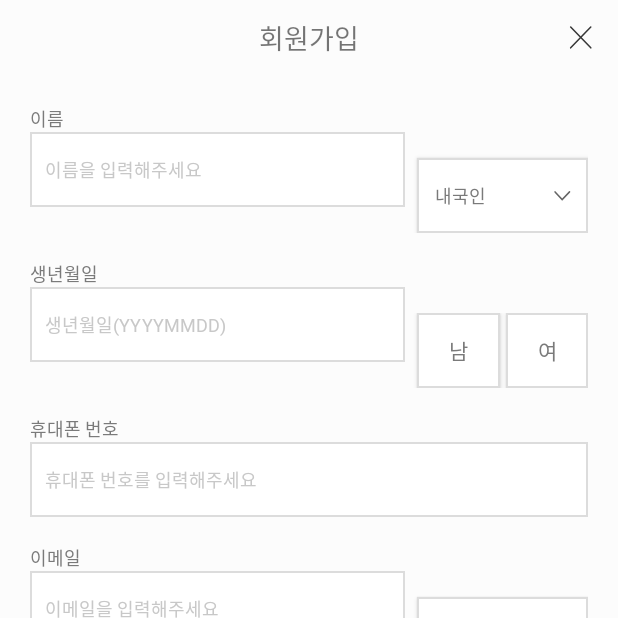
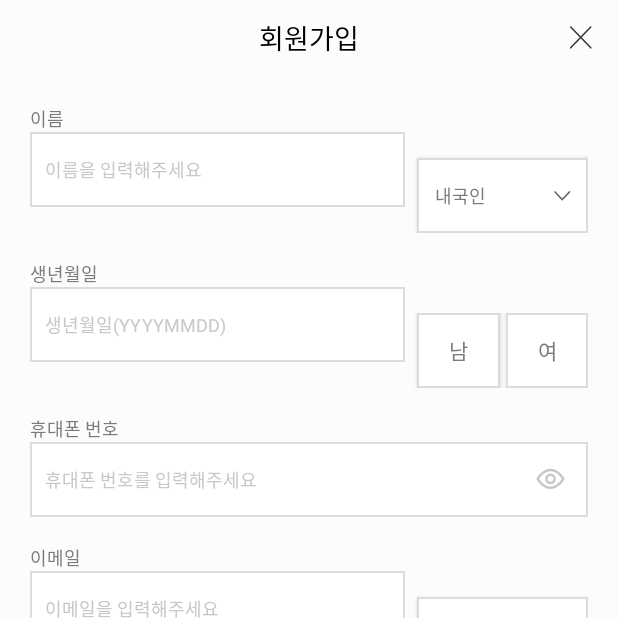
Before and after one commit to nueag/tia-assignment, an Android app: the screen it shows after launch (EditTextView), on a phone screen of 412 x 824 dp, the top half of it. Run offline under Robolectric (Android 15) with nearby library versions, the phone set to English and light mode, and no system bars.

Commit message:
11nd assignment

```diff
--- a/app/src/main/java/com/example/tiaapplication/EditTextView.java
+++ b/app/src/main/java/com/example/tiaapplication/EditTextView.java
@@ -1,8 +1,13 @@
 package com.example.tiaapplication;
 
 import android.content.Context;
+import android.content.Intent;
 import android.graphics.Rect;
 import android.os.Bundle;
+import android.text.Editable;
+import android.text.TextWatcher;
+import android.util.Log;
+import android.view.KeyEvent;
 import android.view.MotionEvent;
 import android.view.View;
 import android.view.inputmethod.InputMethodManager;
@@ -12,6 +17,7 @@ import android.widget.ImageButton;
 import androidx.annotation.Nullable;
 import androidx.appcompat.app.AppCompatActivity;
 
+
 public class EditTextView extends AppCompatActivity {
     @Override
     protected void onCreate(@Nullable Bundle savedInstanceState) {
@@ -20,6 +26,23 @@ public class EditTextView extends AppCompatActivity {
 
         ImageButton close_btn = (ImageButton)findViewById(R.id.close_btn);
         close_btn.setOnClickListener(v -> finish());
+
+        SignUpBox phoneNumberInput = findViewById(R.id.phone_number_box);
+        phoneNumberInput.getEditText().addTextChangedListener(new TextWatcher() {
+            @Override
+            public void beforeTextChanged(CharSequence s, int start, int count, int after) {
+            }
+
+            @Override
+            public void onTextChanged(CharSequence s, int start, int before, int count) {
+                Log.d("test", "input : " + s.toString());
+            }
+
+            @Override
+            public void afterTextChanged(Editable s) {
+            }
+        });
+
     }
 
     //keyBoard focus out
--- a/app/src/main/java/com/example/tiaapplication/SignUpBox.java
+++ b/app/src/main/java/com/example/tiaapplication/SignUpBox.java
@@ -1,6 +1,9 @@
 package com.example.tiaapplication;
 
+import static android.content.Intent.getIntent;
+
 import android.content.Context;
+import android.content.Intent;
 import android.content.res.TypedArray;
 import android.text.InputType;
 import android.util.AttributeSet;
@@ -14,8 +17,10 @@ import androidx.annotation.Nullable;
 import androidx.constraintlayout.widget.ConstraintLayout;
 
 public class SignUpBox extends ConstraintLayout {
-    TextView text;
-    EditText editText;
+    private final String phoneText = "휴대폰 번호";
+    private String hint;
+    private TextView text;
+    private EditText editText;
 
     public SignUpBox(@NonNull Context context) {
         super(context);
@@ -40,6 +45,7 @@ public class SignUpBox extends ConstraintLayout {
         editText = (EditText) findViewById(R.id.text_name_hint);
 
     }
+
     private void getAttrs(AttributeSet attrs) {
         TypedArray typedArray = getContext().obtainStyledAttributes(attrs, R.styleable.SignUpBox);
         setTypeArray(typedArray);
@@ -48,25 +54,32 @@ public class SignUpBox extends ConstraintLayout {
     private void setTypeArray(TypedArray typedArray) {
         String text_string = typedArray.getString(R.styleable.SignUpBox_text);
         text.setText(text_string);
-        String text_hint_string = typedArray.getString(R.styleable.SignUpBox_hint);
-        editText.setHint(text_hint_string);
-        String text_input_type = typedArray.getString(R.styleable.SignUpBox_input_type);
-        if(text_input_type.equals("-1")) {
-            editText.setInputType(InputType.TYPE_TEXT_VARIATION_PASSWORD);
-        } else {
+        hint = typedArray.getString(R.styleable.SignUpBox_hint);
+        editText.setHint(hint);
+
+
+        if (!phoneText.equals(text_string)) {
             editText.setInputType(InputType.TYPE_CLASS_TEXT);
         }
         typedArray.recycle();
 
     }
+
     void setText(String text_string) {
         text.setText(text_string);
 
     }
+
     void setText(int text_resID) {
         text.setText(text_resID);
     }
+
     void setEditText(String hint_string) {
         editText.setText(hint_string);
     }
+
+
+    EditText getEditText() {
+        return this.editText;
+    }
 }
--- /dev/null
+++ b/app/src/main/res/drawable/visible.xml
@@ -0,0 +1,16 @@
+<vector xmlns:android="http://schemas.android.com/apk/res/android"
+    android:width="46dp"
+    android:height="46dp"
+    android:viewportWidth="46"
+    android:viewportHeight="46">
+  <path
+      android:pathData="M30.828,22.608s-2.969,5.459 -7.827,5.459 -7.827,-5.459 -7.827,-5.459 2.969,-5.46 7.827,-5.46 7.827,5.46 7.827,5.46z"
+      android:strokeWidth="1.5"
+      android:fillColor="#00000000"
+      android:strokeColor="#c8c8c8"/>
+  <path
+      android:pathData="M23.001,22.607m-2.52,0a2.52,2.52 0,1 1,5.04 0a2.52,2.52 0,1 1,-5.04 0"
+      android:strokeWidth="1.5"
+      android:fillColor="#00000000"
+      android:strokeColor="#c8c8c8"/>
+</vector>
--- a/app/src/main/res/layout/edit_box.xml
+++ b/app/src/main/res/layout/edit_box.xml
@@ -26,7 +26,8 @@
             android:layout_height="50dp"
             android:layout_gravity="center"
             android:paddingStart="10dp"
-            android:inputType="text"
+            android:paddingEnd="10dp"
+            android:inputType="numberPassword"
             android:fontFamily="@font/notosans_regular_ttf"
             android:textColor="@color/black"
             android:textSize="12sp"
--- a/app/src/main/res/layout/edit_text.xml
+++ b/app/src/main/res/layout/edit_text.xml
@@ -23,6 +23,7 @@
                 android:fontFamily="@font/notosans_medium_ttf"
                 android:gravity="center"
                 android:text="@string/edit_text_title"
+                android:textColor="@color/black"
                 android:textSize="18sp" />
 
             <android.widget.ImageButton
@@ -52,8 +53,7 @@
                     android:layout_width="250dp"
                     android:layout_height="wrap_content"
                     app:hint="@string/edit_text_name_hint"
-                    app:text="@string/edit_text_name"
-                    app:input_type="0" />
+                    app:text="@string/edit_text_name"/>
 
                 <android.widget.Button
                     android:layout_width="wrap_content"
@@ -81,8 +81,7 @@
                     android:layout_height="wrap_content"
                     android:layout_marginTop="18dp"
                     app:hint="@string/edit_text_birth_hint"
-                    app:text="@string/edit_text_birth"
-                    app:input_type="0"/>
+                    app:text="@string/edit_text_birth"/>
 
                 <LinearLayout
                     android:layout_width="wrap_content"
@@ -117,13 +116,26 @@
                 </LinearLayout>
             </RelativeLayout>
 
-            <com.example.tiaapplication.SignUpBox
+            <FrameLayout
                 android:layout_width="match_parent"
-                android:layout_height="wrap_content"
-                android:layout_marginTop="18dp"
-                app:hint="@string/edit_text_phone_hint"
-                app:text="@string/edit_text_phone"
-                app:input_type="-1"/>
+                android:layout_height="wrap_content" >
+
+                <com.example.tiaapplication.SignUpBox
+                    android:id="@+id/phone_number_box"
+                    android:layout_width="match_parent"
+                    android:layout_height="wrap_content"
+                    android:layout_marginTop="18dp"
+                    app:hint="@string/edit_text_phone_hint"
+                    app:text="@string/edit_text_phone">
+                </com.example.tiaapplication.SignUpBox>
+
+                <android.widget.Button
+                    android:id="@+id/visible_button"
+                    android:layout_width="50dp"
+                    android:layout_height="50dp"
+                    android:layout_gravity="right|bottom"
+                    android:background="@drawable/visible" />
+            </FrameLayout>
 
             <RelativeLayout
                 android:layout_width="wrap_content"
@@ -135,8 +147,7 @@
                     android:layout_height="wrap_content"
                     android:layout_marginTop="18dp"
                     app:hint="@string/edit_text_email_hint"
-                    app:text="@string/edit_text_email"
-                    app:input_type="0"/>
+                    app:text="@string/edit_text_email"/>
 
                 <android.widget.Button
                     android:layout_width="wrap_content"
--- a/app/src/main/res/values/attrs.xml
+++ b/app/src/main/res/values/attrs.xml
@@ -2,6 +2,5 @@
     <declare-styleable name="SignUpBox">
         <attr name="text" format="reference|string" />
         <attr name="hint" format="reference|string" />
-        <attr name="input_type" format="reference|integer" />
     </declare-styleable>
 </resources>
```
Also changed, not shown: app/src/main/res/drawable/invisible.xml (added, +22 -0 lines).
